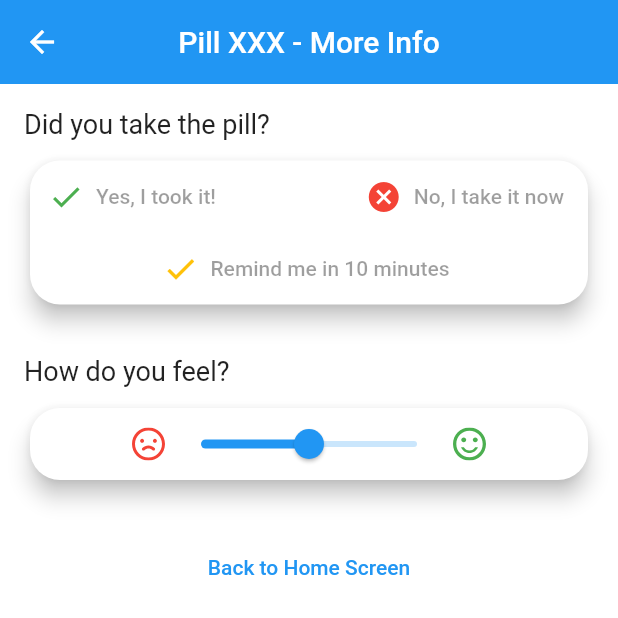
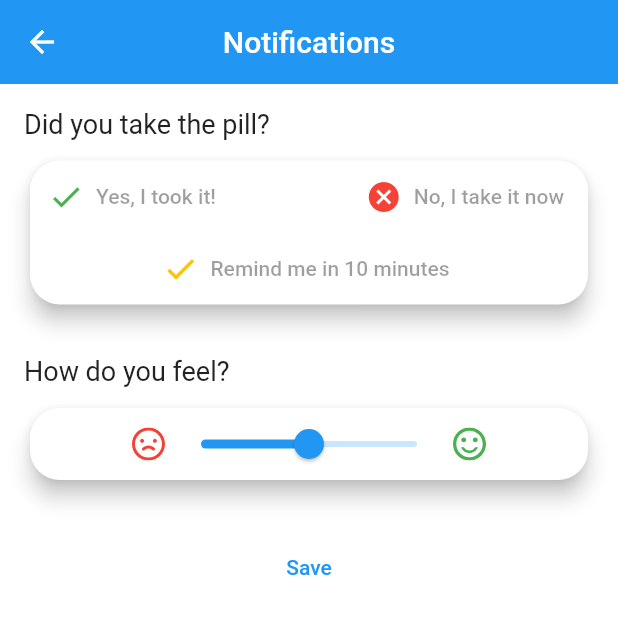
Before and after one commit to MatejKrcek/ceeHacksApp, a Flutter app: the PatientNotificationScreen screen opened directly, on a phone screen of 412 x 824 dp, the top half of it. Run offline on Flutter 3.47's test engine with Material 2 defaults, Android fonts, the phone set to English and light mode, and no system bars; our stand-ins replace cloud_firestore, cloud_functions, firebase_auth, firebase_core, firebase_messaging, flutter_svg and 2 more; missing offline and left inert: bezier_chart, flutter_barcode_scanner; accounts and stored records are empty.

Commit message:
update notifications

```diff
--- a/lib/pages/patient/patient_notification_screen.dart
+++ b/lib/pages/patient/patient_notification_screen.dart
@@ -14,7 +14,7 @@ class _PatientNotificationScreenState extends State<PatientNotificationScreen> {
   Widget build(BuildContext context) {
     return Scaffold(
       appBar: AppBar(
-        title: Text('Pill XXX - More Info'),
+        title: Text('Notifications'),
         elevation: 0,
         centerTitle: true,
       ),
@@ -125,7 +125,7 @@ class _PatientNotificationScreenState extends State<PatientNotificationScreen> {
             FlatButton(
               onPressed: null, //hasValue ? () {} : null,
               child: Text(
-                'Back to Home Screen',
+                'Save',
                 style: TextStyle(
                   color: Theme.of(context).primaryColor,
                 ),
```
